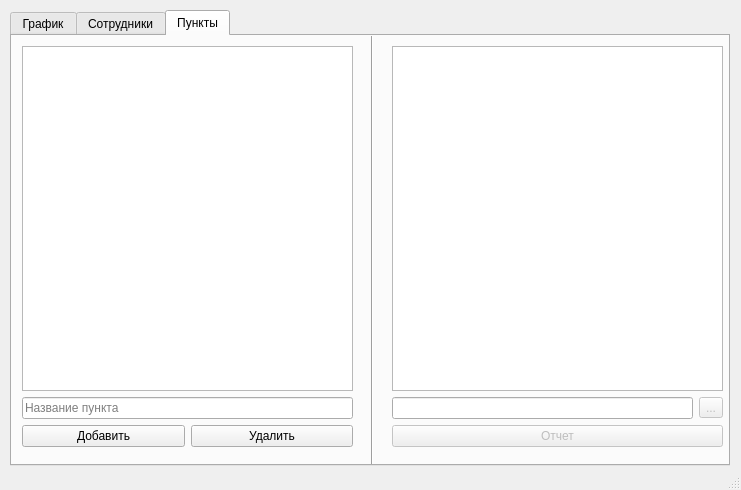
This is mainwindow.ui in The-Zealot/WBScheduleManager as Qt 5 draws it before an edit. The edited form follows.
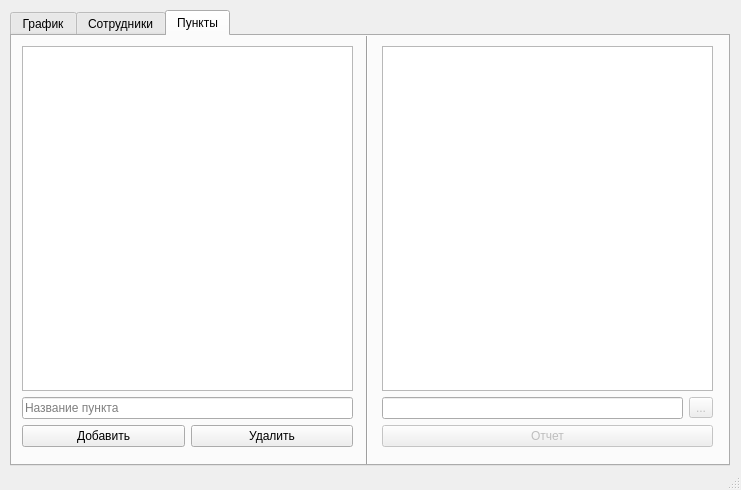
This is the edited form. The open tabs and pages were chosen to show the change. Custom widgets are drawn as their Qt base class.

Commit message: Converted listView to tableView

Diff of the .ui file:
```diff
--- a/mainwindow.ui
+++ b/mainwindow.ui
@@ -642,9 +642,9 @@
      <widget class="Line" name="line">
       <property name="geometry">
        <rect>
-        <x>350</x>
+        <x>340</x>
         <y>-20</y>
-        <width>21</width>
+        <width>31</width>
         <height>461</height>
        </rect>
       </property>
@@ -706,7 +706,7 @@
      <widget class="QWidget" name="">
       <property name="geometry">
        <rect>
-        <x>380</x>
+        <x>370</x>
         <y>10</y>
         <width>331</width>
         <height>401</height>
```
Left out of the diff: 8 changed lines with no effect on the pictures. The commit also changes 1 other file.
